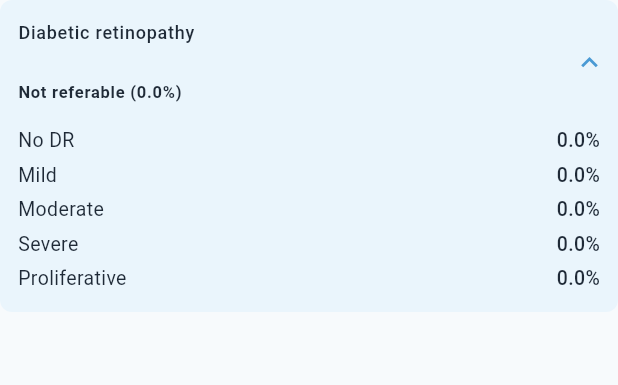
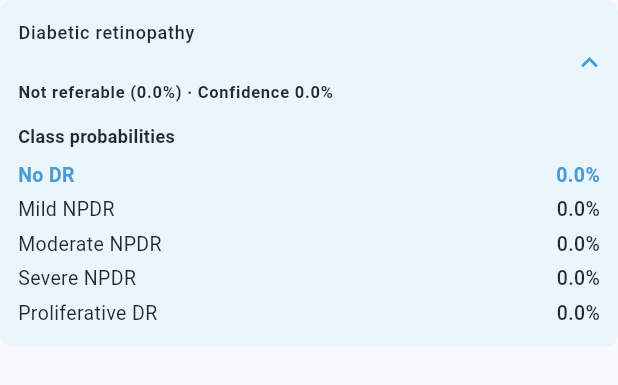
Before and after one commit to amatyaichhya/eye-health, a Flutter app: the _DrReportSection widget shown alone on an empty page, opened directly with empty values, after a tap on "Diabetic retinopathy", on a phone screen of 412 x 824 dp. Shown: the top 385 px of the screen. Run offline on Flutter 3.47's test engine with Material 3 defaults, Android fonts, the phone set to English and light mode, and no system bars; our stand-ins replace camera, fl_chart, flutter_native_splash, image_picker, nb_utils, permission_handler.

Commit message:
fix: Resolved issue with class probabilities

```diff
--- a/lib/pages/image_processing_screen/image_processing_screen.dart
+++ b/lib/pages/image_processing_screen/image_processing_screen.dart
@@ -4,6 +4,7 @@ import 'package:camera/camera.dart';
 import 'package:eye_health/services/hf_service.dart';
 import 'package:eye_health/services/screening_service.dart';
 import 'package:eye_health/theme/app_theme.dart';
+import 'package:eye_health/utils/utility_methods/color_print.dart';
 import 'package:eye_health/widgets/screening_report_card.dart';
 import 'package:flutter/material.dart';
 
@@ -112,6 +113,7 @@ class _PhotoProcessingScreenState extends State<PhotoProcessingScreen> {
 
   /// Add screening report card(s) to chat
   void _addScreeningReports(List<Map<String, dynamic>> results) {
+    colorPrint('Screening report messages: $results');
     setState(() {
       for (final item in results) {
         _messages.add(
@@ -169,6 +171,7 @@ class _PhotoProcessingScreenState extends State<PhotoProcessingScreen> {
       }
 
       final result = await ScreeningService.screenImages(widget.photos!);
+      colorPrint('Screening response: $result');
       if (result['success'] == true) {
         _handleProcessingSuccess(result);
       } else {
@@ -627,7 +630,6 @@ class _PhotoProcessingScreenState extends State<PhotoProcessingScreen> {
         padding: const EdgeInsets.only(bottom: 12),
         child: LayoutBuilder(
           builder: (context, constraints) {
-            // Card is 80% of content width, capped so avatar + gap still fit.
             final cardWidth = (constraints.maxWidth * 0.8)
                 .clamp(0.0, constraints.maxWidth - _avatarSize - 8);
             return Row(
--- a/lib/widgets/screening_report_card.dart
+++ b/lib/widgets/screening_report_card.dart
@@ -12,6 +12,15 @@ class ScreeningReportCard extends StatelessWidget {
   static const _disclaimer =
       'Screening support only. A qualified clinician makes the diagnosis.';
 
+  /// DR grades 0–4 (multi-class).
+  static const drGradeLabels = {
+    0: 'No DR',
+    1: 'Mild NPDR',
+    2: 'Moderate NPDR',
+    3: 'Severe NPDR',
+    4: 'Proliferative DR',
+  };
+
   const ScreeningReportCard({
     super.key,
     required this.result,
@@ -22,6 +31,7 @@ class ScreeningReportCard extends StatelessWidget {
   Widget build(BuildContext context) {
     final dr = _asMap(result['diabetic_retinopathy']);
     final gl = _asMap(result['glaucoma']);
+    final imageName = _imageName(result, imagePath);
 
     return AppCard(
       padding: const EdgeInsets.all(10),
@@ -30,6 +40,17 @@ class ScreeningReportCard extends StatelessWidget {
         children: [
           if (imagePath != null) ...[
             _FundusImage(path: imagePath!),
+            const SizedBox(height: 8),
+          ],
+          if (imageName != null) ...[
+            Text(
+              imageName,
+              style: const TextStyle(
+                fontSize: 13,
+                fontWeight: FontWeight.w700,
+                color: AppColors.textPrimary,
+              ),
+            ),
             const SizedBox(height: 10),
           ],
           if (dr != null) _DrReportSection(dr: dr),
@@ -47,6 +68,13 @@ class ScreeningReportCard extends StatelessWidget {
         ],
       ),
     );
+  }
+
+  static String? _imageName(Map<String, dynamic> result, String? imagePath) {
+    final fromResult = result['filename']?.toString().trim();
+    if (fromResult != null && fromResult.isNotEmpty) return fromResult;
+    if (imagePath == null || imagePath.isEmpty) return null;
+    return imagePath.split(RegExp(r'[/\\]')).last;
   }
 }
 
@@ -81,12 +109,14 @@ class _ExpandableResultSection extends StatefulWidget {
   final String resultLabel;
   final String subtitle;
   final List<Widget> detailChildren;
+  final bool initiallyExpanded;
 
   const _ExpandableResultSection({
     required this.title,
     required this.resultLabel,
     required this.subtitle,
     required this.detailChildren,
+    this.initiallyExpanded = false,
   });
 
   @override
@@ -95,7 +125,7 @@ class _ExpandableResultSection extends StatefulWidget {
 }
 
 class _ExpandableResultSectionState extends State<_ExpandableResultSection> {
-  bool _expanded = false;
+  late bool _expanded = widget.initiallyExpanded;
 
   @override
   Widget build(BuildContext context) {
@@ -107,6 +137,7 @@ class _ExpandableResultSectionState extends State<_ExpandableResultSection> {
       child: Theme(
         data: Theme.of(context).copyWith(dividerColor: Colors.transparent),
         child: ExpansionTile(
+          initiallyExpanded: widget.initiallyExpanded,
           tilePadding: const EdgeInsets.fromLTRB(12, 4, 8, 4),
           childrenPadding: const EdgeInsets.fromLTRB(12, 0, 12, 10),
           onExpansionChanged: (open) => setState(() => _expanded = open),
@@ -157,35 +188,53 @@ class _ExpandableResultSectionState extends State<_ExpandableResultSection> {
 class _DrReportSection extends StatelessWidget {
   final Map<String, dynamic> dr;
 
-  static const _drShortLabels = {
-    0: 'No DR',
-    1: 'Mild',
-    2: 'Moderate',
-    3: 'Severe',
-    4: 'Proliferative',
-  };
-
   const _DrReportSection({required this.dr});
 
   @override
   Widget build(BuildContext context) {
     final grade = _asInt(dr['grade']) ?? 0;
-    final label =
-        (dr['label'] ?? _drShortLabels[grade] ?? 'Grade $grade').toString();
+    final label = (dr['label'] ??
+            ScreeningReportCard.drGradeLabels[grade] ??
+            'Grade $grade')
+        .toString();
     final probs = _asMap(dr['probabilities']) ?? {};
-    final referablePct = _referableProbability(probs);
-    final isReferable = grade >= 2;
+    final referablePct =
+        _asDouble(dr['referable_probability']) ?? _referableProbability(probs);
+    final isReferable =
+        dr['referable'] is bool ? dr['referable'] as bool : grade >= 2;
+    final gradeConf = _asDouble(probs['$grade']) ?? 0;
 
     return _ExpandableResultSection(
       title: 'Diabetic retinopathy',
       resultLabel: label,
       subtitle: isReferable
-          ? 'Referable (${_pct(referablePct)})'
-          : 'Not referable (${_pct(referablePct)})',
-      detailChildren: List.generate(5, (i) {
-        final p = _asDouble(probs['$i']) ?? 0;
-        return _probRow(_drShortLabels[i] ?? 'Grade $i', p);
-      }),
+          ? 'Referable (${_pct(referablePct)}) · Confidence ${_pct(gradeConf)}'
+          : 'Not referable (${_pct(referablePct)}) · Confidence ${_pct(gradeConf)}',
+      detailChildren: [
+        const Padding(
+          padding: EdgeInsets.only(bottom: 6),
+          child: Align(
+            alignment: Alignment.centerLeft,
+            child: Text(
+              'Class probabilities',
+              style: TextStyle(
+                fontSize: 12,
+                fontWeight: FontWeight.w600,
+                color: AppColors.textPrimary,
+              ),
+            ),
+          ),
+        ),
+        ...List.generate(5, (i) {
+          final p = _asDouble(probs['$i']) ?? 0;
+          final name = ScreeningReportCard.drGradeLabels[i] ?? 'Class $i';
+          return _probRow(
+            name,
+            p,
+            highlight: i == grade,
+          );
+        }),
+      ],
     );
   }
 
@@ -223,7 +272,7 @@ class _GlaucomaReportSection extends StatelessWidget {
   }
 }
 
-Widget _probRow(String label, double probability) {
+Widget _probRow(String label, double probability, {bool highlight = false}) {
   return Padding(
     padding: const EdgeInsets.symmetric(vertical: 2),
     child: Row(
@@ -231,18 +280,19 @@ Widget _probRow(String label, double probability) {
         Expanded(
           child: Text(
             label,
-            style: const TextStyle(
+            style: TextStyle(
               fontSize: 13,
-              color: AppColors.textPrimary,
+              fontWeight: highlight ? FontWeight.w700 : FontWeight.w400,
+              color: highlight ? AppColors.primaryDark : AppColors.textPrimary,
             ),
           ),
         ),
         Text(
           _pct(probability),
-          style: const TextStyle(
+          style: TextStyle(
             fontSize: 13,
-            fontWeight: FontWeight.w500,
-            color: AppColors.textPrimary,
+            fontWeight: highlight ? FontWeight.w700 : FontWeight.w500,
+            color: highlight ? AppColors.primaryDark : AppColors.textPrimary,
           ),
         ),
       ],
```
Also changed, not shown: lib/services/screening_service.dart (+28 -5 lines), 1 other file.
